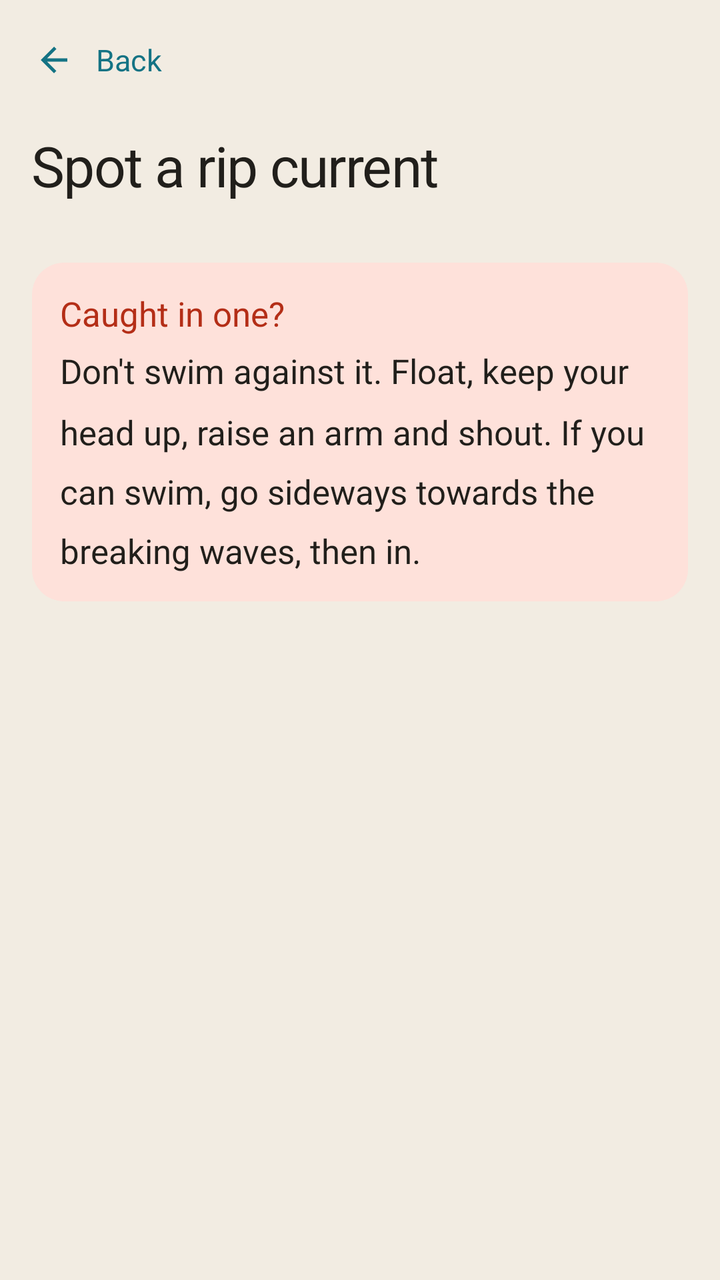
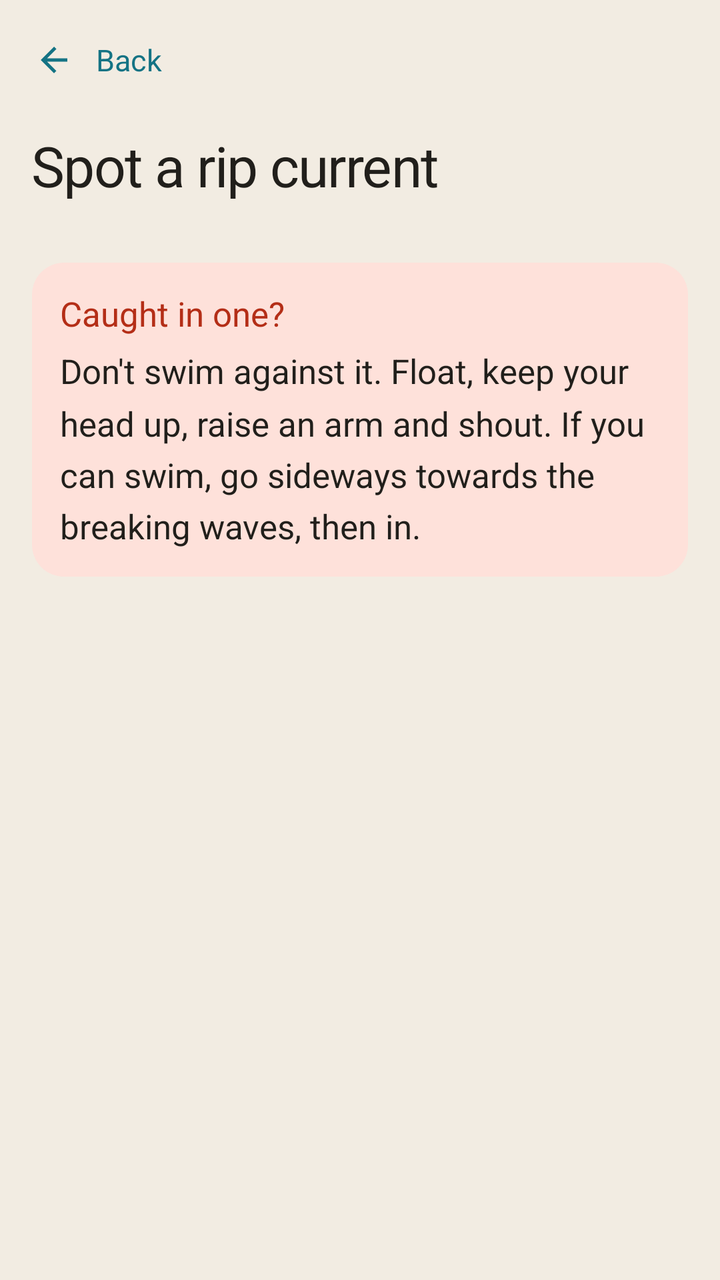

Screens rendered from an Android XML layout before and after an edit, with the pre-edit source and the edit as a unified diff.
<!-- AndroidManifest.xml: activity theme Theme.MyApplication -->
<!-- res/layout/activity_rip_guide.xml -->
<?xml version="1.0" encoding="utf-8"?>
<LinearLayout xmlns:android="http://schemas.android.com/apk/res/android"
    xmlns:app="http://schemas.android.com/apk/res-auto"
    android:layout_width="match_parent"
    android:layout_height="match_parent"
    android:background="@color/background"
    android:orientation="vertical">

    <LinearLayout
        android:id="@+id/guideHeader"
        android:layout_width="match_parent"
        android:layout_height="wrap_content"
        android:background="@color/background"
        android:gravity="center_vertical"
        android:orientation="horizontal"
        android:paddingHorizontal="8dp"
        android:paddingTop="6dp"
        android:paddingBottom="6dp">

        
        <LinearLayout
            android:id="@+id/guideBackButton"
            android:minHeight="48dp"
            android:layout_width="wrap_content"
            android:layout_height="wrap_content"
            android:background="?attr/selectableItemBackground"
            android:clickable="true"
            android:focusable="true"
            android:gravity="center_vertical"
            android:orientation="horizontal"
            android:paddingStart="0dp"
            android:paddingEnd="10dp">

            <ImageView
                android:layout_width="38dp"
                android:layout_height="38dp"
                android:contentDescription="@null"
                android:padding="9dp"
                android:src="@drawable/ic_back"
                app:tint="@color/primary" />

            <TextView
                android:layout_width="wrap_content"
                android:layout_height="wrap_content"
                android:layout_marginStart="2dp"
                android:text="@string/back"
                android:textColor="@color/primary"
                android:textSize="15sp" />
        </LinearLayout>
    </LinearLayout>

    <androidx.core.widget.NestedScrollView
        android:id="@+id/guideScrollView"
        android:layout_width="match_parent"
        android:layout_height="0dp"
        android:layout_weight="1"
        android:fillViewport="true"
        android:scrollbars="none">

        <LinearLayout
            android:layout_width="match_parent"
            android:layout_height="wrap_content"
            android:orientation="vertical"
            android:paddingHorizontal="16dp"
            android:paddingTop="4dp"
            android:paddingBottom="24dp">

            <TextView
                android:layout_width="match_parent"
                android:layout_height="wrap_content"
                android:text="@string/guide_title"
                android:textAppearance="@style/TextAppearance.App.Headline" />

            

            <LinearLayout
                android:id="@+id/guideSignList"
                android:layout_width="match_parent"
                android:layout_height="wrap_content"
                android:layout_marginTop="16dp"
                android:orientation="vertical" />

            
            <LinearLayout
                android:layout_width="match_parent"
                android:layout_height="wrap_content"
                android:layout_marginTop="14dp"
                android:background="@drawable/bg_danger_note"
                android:orientation="vertical"
                android:padding="14dp">

                <TextView
                    android:layout_width="match_parent"
                    android:layout_height="wrap_content"
                    android:fontFamily="sans-serif-medium"
                    android:text="@string/guide_caught_title"
                    android:textColor="@color/danger"
                    android:textSize="17sp" />

                <TextView
                    android:layout_width="match_parent"
                    android:layout_height="wrap_content"
                    android:layout_marginTop="6dp"
                    android:lineSpacingMultiplier="1.5"
                    android:text="@string/guide_caught_body"
                    android:textAppearance="@style/TextAppearance.App.Body" />
            </LinearLayout>

        </LinearLayout>
    </androidx.core.widget.NestedScrollView>

</LinearLayout>
<!-- resources referenced by this layout -->
<resources>
  <color name="background">#F2ECE2</color>
  <color name="danger">#B42E17</color>
  <color name="primary">#147384</color>
  <!-- drawable bg_danger_note (drawable) -->
  <?xml version="1.0" encoding="utf-8"?>
  <shape xmlns:android="http://schemas.android.com/apk/res/android"
      android:shape="rectangle">
      <solid android:color="@color/danger_tint" />
      <corners android:radius="16dp" />
  </shape>
  <!-- drawable ic_back (drawable) -->
  <vector xmlns:android="http://schemas.android.com/apk/res/android"
      android:width="24dp"
      android:height="24dp"
      android:viewportWidth="24"
      android:viewportHeight="24">
      <path
          android:fillColor="#000000"
          android:pathData="M20,11H7.83l5.59,-5.59L12,4l-8,8 8,8 1.41,-1.41L7.83,13H20v-2z" />
  </vector>
  <string name="back">Back</string>
  <string name="guide_caught_body">Don\'t swim against it. Float, keep your head up, raise an arm and shout. If you can swim, go sideways towards the breaking waves, then in.</string>
  <string name="guide_caught_title">Caught in one?</string>
  <string name="guide_title">Spot a rip current</string>
  <style name="TextAppearance.App.Body" parent="TextAppearance.Material3.BodyMedium">
          <item name="android:textSize">17sp</item>
          <item name="android:letterSpacing">0</item>
          <item name="android:textColor">@color/text_primary</item>
          <item name="android:lineSpacingMultiplier">1.3</item>
      </style>
  <style name="TextAppearance.App.Headline" parent="TextAppearance.Material3.HeadlineSmall">
          <item name="android:textSize">28sp</item>
          <item name="android:fontFamily">sans-serif-medium</item>
          <item name="android:letterSpacing">-0.02</item>
          <item name="android:textColor">@color/text_primary</item>
      </style>
  <color name="danger_tint">#FEE1DA</color>
  <color name="text_primary">#211F1B</color>
  <color name="on_primary">#EBF7F9</color>
  <color name="advisor_bg">#EBF7F9</color>
  <color name="primary_variant">#0A4757</color>
  <color name="secondary">#BF730B</color>
  <color name="on_secondary">#FFF8E6</color>
  <color name="surface_alt">#EDE6DA</color>
  <color name="tertiary_gold">#BF730B</color>
  <color name="surface">#FFFDF9</color>
  <color name="text_secondary">#6E6659</color>
  <color name="divider">#DCD3C4</color>
  <color name="error">#B42E17</color>
  <style name="ShapeAppearance.App.Corner.ExtraSmall" parent="ShapeAppearance.Material3.Corner.ExtraSmall">
          <item name="cornerSize">4dp</item>
      </style>
  <style name="ShapeAppearance.App.Corner.Small" parent="ShapeAppearance.Material3.Corner.Small">
          <item name="cornerSize">8dp</item>
      </style>
  <style name="ShapeAppearance.App.Corner.Medium" parent="ShapeAppearance.Material3.Corner.Medium">
          <item name="cornerSize">8dp</item>
      </style>
  <style name="ShapeAppearance.App.Corner.Large" parent="ShapeAppearance.Material3.Corner.Large">
          <item name="cornerSize">12dp</item>
      </style>
  <style name="ShapeAppearance.App.Corner.ExtraLarge" parent="ShapeAppearance.Material3.Corner.ExtraLarge">
          <item name="cornerSize">14dp</item>
      </style>
  <!-- unchanged entries left out for length: 2 -->
</resources>

<!-- the commit's change to res/layout/activity_rip_guide.xml (unified diff, before → after) -->
@@ -78,7 +78,11 @@
                 android:layout_width="match_parent"
                 android:layout_height="wrap_content"
                 android:layout_marginTop="16dp"
-                android:orientation="vertical" />
+                android:orientation="vertical"
+                android:background="@drawable/bg_surface_card"
+                android:clipToOutline="true"
+                android:divider="@drawable/divider_inset"
+                android:showDividers="middle" />
 
             
             <LinearLayout
@@ -101,7 +105,7 @@
                     android:layout_width="match_parent"
                     android:layout_height="wrap_content"
                     android:layout_marginTop="6dp"
-                    android:lineSpacingMultiplier="1.5"
+                    android:lineSpacingMultiplier="1.3"
                     android:text="@string/guide_caught_body"
                     android:textAppearance="@style/TextAppearance.App.Body" />
             </LinearLayout>
<!-- resource entries referenced after the edit -->
@@ -10,6 +10,22 @@
       <solid android:color="@color/danger_tint" />
       <corners android:radius="16dp" />
   </shape>
+  <!-- drawable bg_surface_card (drawable) -->
+  <?xml version="1.0" encoding="utf-8"?>
+  <shape xmlns:android="http://schemas.android.com/apk/res/android"
+      android:shape="rectangle">
+      <solid android:color="@color/surface" />
+      <corners android:radius="16dp" />
+  </shape>
+  <!-- drawable divider_inset (drawable) -->
+  <?xml version="1.0" encoding="utf-8"?>
+  <inset xmlns:android="http://schemas.android.com/apk/res/android"
+      android:insetLeft="16dp">
+      <shape android:shape="rectangle">
+          <size android:height="1dp" />
+          <solid android:color="@color/divider" />
+      </shape>
+  </inset>
   <!-- drawable ic_back (drawable) -->
   <vector xmlns:android="http://schemas.android.com/apk/res/android"
       android:width="24dp"
